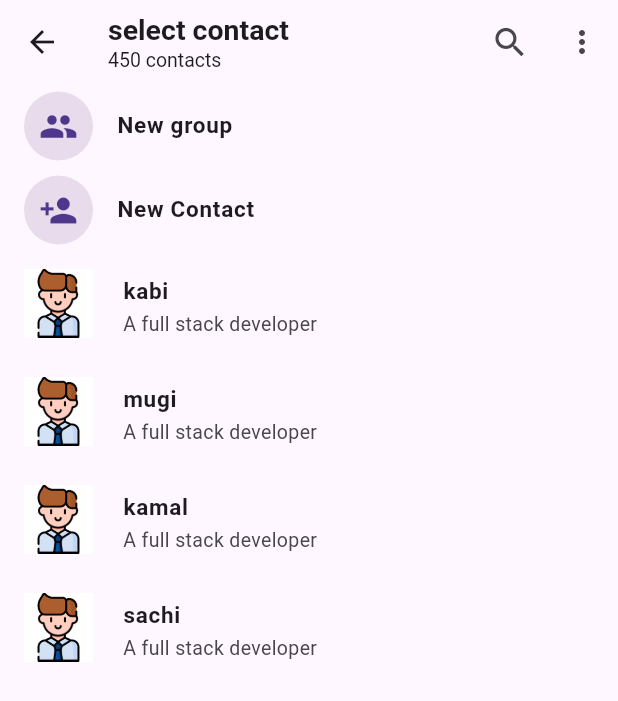
After one commit to kabilan-7-v/Chat_with_kabi, a Flutter app: the Selectcontact screen opened directly, on a phone screen of 412 x 824 dp. The commit adds this screen. Shown: the top 701 px of the screen. Run offline on Flutter 3.47's test engine with Material 3 defaults, Android fonts, the phone set to English and light mode, and no system bars; our stand-ins replace camera, emoji_picker_flutter.

Commit message:
addcamera_plugin

```diff
--- /dev/null
+++ b/lib/customui/Button.dart
@@ -0,0 +1,27 @@
+import "package:chat_with_kabi/model/chatmodel.dart";
+import "package:flutter/material.dart";
+
+class Buttoncard extends StatelessWidget {
+  const Buttoncard({super.key, required this.icon, required this.name});
+
+  final String name;
+  final IconData icon;
+
+  @override
+  Widget build(BuildContext context) {
+    return ListTile(
+      leading: CircleAvatar(
+        radius: 23,
+        child: Icon(
+          icon,
+          size: 26,
+        ),
+        backgroundColor: Color.fromARGB(255, 232, 219, 235),
+      ),
+      title: Text(
+        name as String,
+        style: TextStyle(fontSize: 15, fontWeight: FontWeight.bold),
+      ),
+    );
+  }
+}
--- /dev/null
+++ b/lib/customui/contactcard.dart
@@ -0,0 +1,56 @@
+import "package:chat_with_kabi/model/chatmodel.dart";
+import "package:flutter/material.dart";
+import "package:flutter/widgets.dart";
+
+class Contactcard extends StatefulWidget {
+  const Contactcard({super.key, required this.contact});
+  final ChatModel contact;
+
+  @override
+  State<Contactcard> createState() => _ContactcardState();
+}
+
+class _ContactcardState extends State<Contactcard> {
+  @override
+  Widget build(BuildContext context) {
+    return ListTile(
+      leading: Container(
+        height: 50,
+        width: 50,
+        child: Stack(children: [
+          CircleAvatar(
+            radius: 23,
+            child: Image.asset(
+              "assects/person1.png",
+              fit: BoxFit.cover,
+            ),
+            backgroundColor: const Color.fromARGB(255, 248, 245, 245),
+          ),
+          widget.contact.select as bool
+              // true
+              ? const Positioned(
+                  bottom: 4,
+                  right: 5,
+                  child: const CircleAvatar(
+                      backgroundColor: Color.fromARGB(255, 159, 134, 192),
+                      radius: 11,
+                      child: Icon(
+                        Icons.check,
+                        color: Colors.white,
+                        size: 18,
+                      )),
+                )
+              : Container(),
+        ]),
+      ),
+      title: Text(
+        widget.contact.name as String,
+        style: const TextStyle(fontSize: 15, fontWeight: FontWeight.bold),
+      ),
+      subtitle: Text(
+        widget.contact.status as String,
+        style: const TextStyle(fontSize: 13),
+      ),
+    );
+  }
+}
--- a/lib/model/chatmodel.dart
+++ b/lib/model/chatmodel.dart
@@ -2,8 +2,16 @@ class ChatModel {
   String? name;
   String? icon;
   bool? isGroup;
+  bool select = false;
   String? currentMessage;
   String? time;
+  String? status;
   ChatModel(
-      {this.name, this.icon, this.isGroup, this.currentMessage, this.time});
+      {this.name,
+      this.icon,
+      this.isGroup,
+      this.currentMessage,
+      this.time,
+      this.status,
+      this.select = false});
 }
--- a/lib/screens/Home.dart
+++ b/lib/screens/Home.dart
@@ -1,5 +1,6 @@
 // ignore_for_file: camel_case_types, override_on_non_overriding_member
 
+import "package:chat_with_kabi/pages/camercapage.dart";
 import "package:chat_with_kabi/pages/chatpage.dart";
 import "package:flutter/material.dart";
 
@@ -67,7 +68,7 @@ class _homescreenState extends State<homescreen> {
         ),
         body: const TabBarView(
           children: [
-            Text("camera"),
+            camerapage(),
             chatpage(),
             Text("status"),
             Text("calls"),
--- /dev/null
+++ b/lib/screens/creategroup.dart
@@ -0,0 +1,108 @@
+// ignore_for_file: unused_element
+
+import "package:chat_with_kabi/customui/avatar_card.dart";
+import "package:chat_with_kabi/customui/contactcard.dart";
+import "package:chat_with_kabi/model/chatmodel.dart";
+import "package:flutter/cupertino.dart";
+import "package:flutter/material.dart";
+
+class CreateGroup extends StatefulWidget {
+  const CreateGroup({super.key});
+
+  @override
+  State<CreateGroup> createState() => _CreateGroupState();
+}
+
+class _CreateGroupState extends State<CreateGroup> {
+  List<ChatModel> contacts = [
+    ChatModel(name: "kabi", status: "A full stack developer"),
+    ChatModel(name: "mugi", status: "A full stack developer"),
+    ChatModel(name: "kamal", status: "A full stack developer"),
+    ChatModel(name: "sachi", status: "A full stack developer"),
+  ];
+  List<ChatModel> group = [];
+  @override
+  Widget build(BuildContext context) {
+    return Scaffold(
+        appBar: AppBar(
+          backgroundColor: const Color.fromARGB(255, 218, 145, 231),
+          title: Column(
+            mainAxisAlignment: MainAxisAlignment.start,
+            crossAxisAlignment: CrossAxisAlignment.start,
+            children: [
+              Text("New group",
+                  style: TextStyle(fontSize: 19, fontWeight: FontWeight.bold)),
+              Text(
+                "Add participant",
+                style: TextStyle(
+                  fontSize: 13,
+                ),
+              ),
+            ],
+          ),
+          actions: [
+            IconButton(
+              onPressed: () {},
+              icon: Icon(
+                Icons.search,
+                size: 26,
+              ),
+            ),
+          ],
+        ),
+        body: Stack(children: [
+          ListView.builder(
+              itemCount: contacts.length + 1,
+              itemBuilder: (context, index) {
+                if (index == 0) {
+                  return Container(
+                    height: group.length > 0 ? 90 : 10,
+                  );
+                }
+                return InkWell(
+                    onTap: () {
+                      if (contacts[index - 1].select == true) {
+                        setState(() {
+                          group.remove(contacts[index - 1]);
+                          contacts[index - 1].select = false;
+                        });
+                      } else {
+                        setState(() {
+                          group.add(contacts[index - 1]);
+                          contacts[index - 1].select = true;
+                        });
+                      }
+                    },
+                    child: Contactcard(contact: contacts[index - 1]));
+              }),
+          group.isNotEmpty
+              ? Column(children: [
+                  Container(
+                    height: 75,
+                    color: Colors.white,
+                    child: ListView.builder(
+                        scrollDirection: Axis.horizontal,
+                        itemCount: contacts.length,
+                        itemBuilder: (context, index) {
+                          if (contacts[index].select == true) {
+                            return InkWell(
+                                onTap: () {
+                                  setState(() {
+                                    group.remove(contacts[index]);
+                                    contacts[index].select = false;
+                                  });
+                                },
+                                child: AvtarCard(contact: contacts[index]));
+                          } else {
+                            return Container();
+                          }
+                        }),
+                  ),
+                  Divider(
+                    thickness: 1,
+                  )
+                ])
+              : Container()
+        ]));
+  }
+}
--- /dev/null
+++ b/lib/screens/selectcontact.dart
@@ -0,0 +1,84 @@
+import "package:chat_with_kabi/customui/Button.dart";
+import "package:chat_with_kabi/customui/contactcard.dart";
+import "package:chat_with_kabi/model/chatmodel.dart";
+import "package:chat_with_kabi/screens/creategroup.dart";
+import "package:flutter/material.dart";
+
+class Selectcontact extends StatelessWidget {
+  const Selectcontact({super.key});
+
+  @override
+  Widget build(BuildContext context) {
+    List<ChatModel> contacts = [
+      ChatModel(name: "kabi", status: "A full stack developer"),
+      ChatModel(name: "mugi", status: "A full stack developer"),
+      ChatModel(name: "kamal", status: "A full stack developer"),
+      ChatModel(name: "sachi", status: "A full stack developer"),
+    ];
+    return Scaffold(
+        appBar: AppBar(
+          title: Column(
+            mainAxisAlignment: MainAxisAlignment.start,
+            crossAxisAlignment: CrossAxisAlignment.start,
+            children: [
+              Text("select contact",
+                  style: TextStyle(fontSize: 19, fontWeight: FontWeight.bold)),
+              Text(
+                "450 contacts",
+                style: TextStyle(
+                  fontSize: 13,
+                ),
+              ),
+            ],
+          ),
+          actions: [
+            IconButton(
+              onPressed: () {},
+              icon: Icon(
+                Icons.search,
+                size: 26,
+              ),
+            ),
+            PopupMenuButton(onSelected: (value) {
+              print(value);
+            }, itemBuilder: (BuildContext context) {
+              return [
+                const PopupMenuItem(
+                  value: "Invite friends",
+                  child: Text("Invite friends"),
+                ),
+                const PopupMenuItem(
+                  value: "contact",
+                  child: Text("contact"),
+                ),
+                const PopupMenuItem(
+                  value: "Refresh",
+                  child: Text("Refresh"),
+                ),
+                const PopupMenuItem(
+                  value: "Help",
+                  child: Text("Help"),
+                ),
+              ];
+            })
+          ],
+        ),
+        body: ListView.builder(
+            itemCount: contacts.length + 2,
+            itemBuilder: (context, index) {
+              if (index == 0) {
+                return InkWell(
+                  onDoubleTap: (){
+                    Navigator.push(context, MaterialPageRoute(builder: (builder) => CreateGroup()));
+                  },
+                  child: Buttoncard(icon: Icons.group, name: "New group"));
+              } else if (index == 1) {
+                return Buttoncard(
+                  icon: Icons.person_add,
+                  name: "New Contact",
+                );
+              }
+              return Contactcard(contact: contacts[index - 2]);
+            }));
+  }
+}
```
Also changed, not shown: lib/customui/Customcard.dart (+6 -2 lines), lib/customui/avatar_card.dart (added, +47 -0 lines), lib/main.dart (+7 -3 lines), lib/pages/camercapage.dart (added, +13 -0 lines), lib/pages/chatpage.dart (+8 -1 lines), lib/screens/camerascreen.dart (added, +94 -0 lines), lib/screens/indiviidual.dart (+137 -18 lines), pubspec.yaml (+11 -0 lines), assects/videocall.png (added), pubspec.lock, 7 other files.
